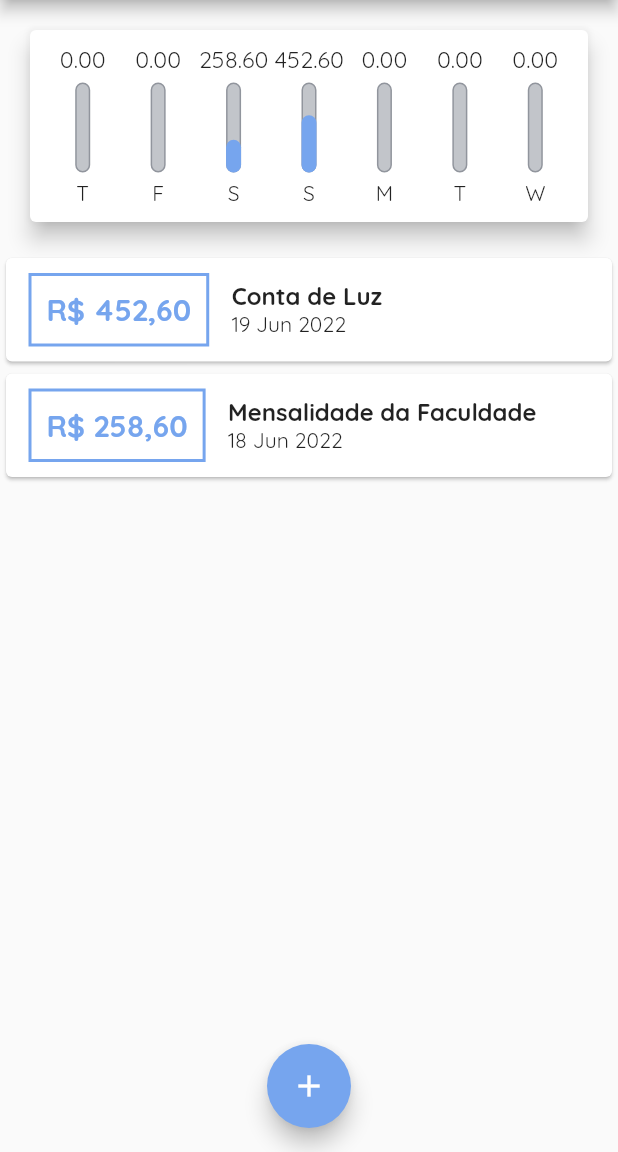
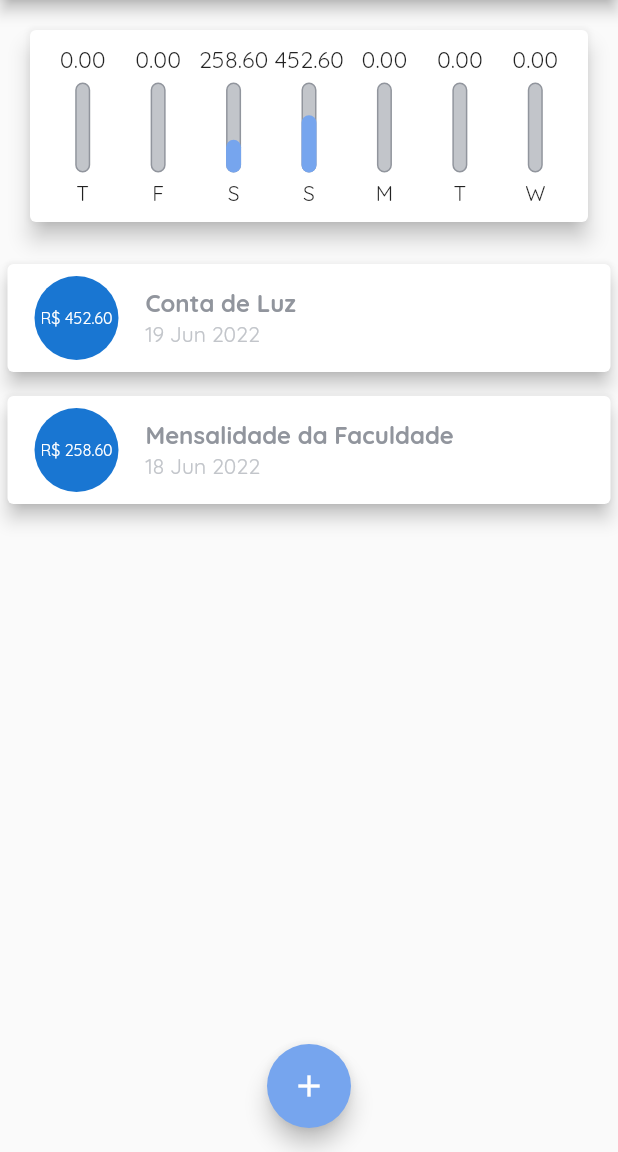
Before and after one commit to joasdc/app_despesas_pessoais, a Flutter app: the screen it shows after launch, on a phone screen of 412 x 824 dp, the part 84-1236 px from its top. Run offline on Flutter 3.47's test engine with Material 2 defaults, Android fonts, the phone set to English and light mode, and no system bars.

Commit message:
transaction list changes

```diff
--- a/lib/widgets/transaction_form.dart
+++ b/lib/widgets/transaction_form.dart
@@ -1,4 +1,5 @@
 import 'package:flutter/material.dart';
+
 import '../main.dart';
 
 class TransactionForm extends StatefulWidget {
@@ -11,8 +12,8 @@ class TransactionForm extends StatefulWidget {
 }
 
 class _TransactionFormState extends State<TransactionForm> {
+  // Controllers
   final _titleController = TextEditingController();
-
   final _valueController = TextEditingController();
 
   _submitForm() {
@@ -37,13 +38,12 @@ class _TransactionFormState extends State<TransactionForm> {
             TextField(
               decoration: const InputDecoration(
                 labelText: 'Título',
-                labelStyle: TextStyle(color: ExpensesApp.grayTitleText),
+                labelStyle: TextStyle(color: ExpensesApp.grayColor),
                 floatingLabelStyle: TextStyle(color: ExpensesApp.primaryColor),
                 focusedBorder: UnderlineInputBorder(
                     borderSide: BorderSide(color: ExpensesApp.primaryColor)),
                 enabledBorder: UnderlineInputBorder(
-                    borderSide:
-                        BorderSide(color: ExpensesApp.graySubtitleText)),
+                    borderSide: BorderSide(color: ExpensesApp.lightGrayColor)),
               ),
               onSubmitted: (_) => _submitForm(),
               controller: _titleController,
@@ -51,17 +51,17 @@ class _TransactionFormState extends State<TransactionForm> {
             TextField(
               decoration: const InputDecoration(
                 labelText: 'Valor (R\$)',
-                labelStyle: TextStyle(color: ExpensesApp.grayTitleText),
+                labelStyle: TextStyle(color: ExpensesApp.grayColor),
                 floatingLabelStyle: TextStyle(color: ExpensesApp.primaryColor),
                 focusedBorder: UnderlineInputBorder(
                     borderSide: BorderSide(color: ExpensesApp.primaryColor)),
                 enabledBorder: UnderlineInputBorder(
-                    borderSide:
-                        BorderSide(color: ExpensesApp.graySubtitleText)),
+                    borderSide: BorderSide(color: ExpensesApp.lightGrayColor)),
               ),
               controller: _valueController,
               onSubmitted: (_) => _submitForm(),
-              keyboardType: TextInputType.numberWithOptions(decimal: true),
+              keyboardType:
+                  const TextInputType.numberWithOptions(decimal: true),
             ),
             Align(
               alignment: Alignment.centerRight,
--- a/lib/widgets/transaction_list.dart
+++ b/lib/widgets/transaction_list.dart
@@ -1,7 +1,9 @@
 import 'package:flutter/material.dart';
+
+import 'package:intl/intl.dart';
+
+import '../main.dart';
 import '../models/transaction.dart';
-import 'package:intl/intl.dart';
-import '../main.dart';
 
 class TransactionList extends StatelessWidget {
   final List<Transaction> transactions;
@@ -15,7 +17,7 @@ class TransactionList extends StatelessWidget {
       child: transactions.isEmpty
           ? Column(
               children: [
-                SizedBox(height: 20),
+                const SizedBox(height: 20),
                 Text(
                   "Nenhuma Transação Cadastrada",
                   style: Theme.of(context).appBarTheme.titleTextStyle,
@@ -35,52 +37,35 @@ class TransactionList extends StatelessWidget {
               itemBuilder: (context, index) {
                 final transaction = transactions[index];
                 return Card(
-                  child: Row(
-                    // mainAxisAlignment: MainAxisAlignment.spaceBetween,
-                    children: [
-                      Container(
-                        margin: const EdgeInsets.symmetric(
-                          horizontal: 15,
-                          vertical: 10,
-                        ),
-                        decoration: BoxDecoration(
-                          border: Border.all(
-                            color: ExpensesApp.primaryColor,
-                            width: 2,
-                          ),
-                        ),
-                        padding: const EdgeInsets.all(10),
+                  elevation: 5,
+                  margin: EdgeInsets.symmetric(vertical: 8.0, horizontal: 5.0),
+                  child: ListTile(
+                    leading: CircleAvatar(
+                      radius: 30,
+                      child: Padding(
+                        padding: const EdgeInsets.all(6.0),
+                        child: FittedBox(
                           child: Text(
-                          "R\$ ${transaction.value.toStringAsFixed(2).replaceAll('.', ',')}",
-                          style: const TextStyle(
-                            color: ExpensesApp.primaryColor,
-                            fontSize: 20,
-                            fontWeight: FontWeight.bold,
+                            "R\$ ${transaction.value.toStringAsFixed(2)}",
                           ),
                         ),
                       ),
-                      Flexible(
-                        child: Column(
-                          crossAxisAlignment: CrossAxisAlignment.start,
-                          children: [
-                            Text(
+                    ),
+                    title: Text(
                       transaction.title,
                       overflow: TextOverflow.ellipsis,
                       style: const TextStyle(
-                                color: ExpensesApp.grayTitleText,
+                        color: ExpensesApp.grayColor,
                         fontSize: 16,
                         fontWeight: FontWeight.bold,
                       ),
                     ),
-                            Text(
+                    subtitle: Text(
                       DateFormat('d MMM y').format(transaction.date),
                       style: const TextStyle(
-                                  color: ExpensesApp.graySubtitleText),
-                            ),
-                          ],
+                        color: ExpensesApp.lightGrayColor,
                       ),
                     ),
-                    ],
                   ),
                 );
               },
```
Lines whose indentation alone changed are shown as unchanged.
